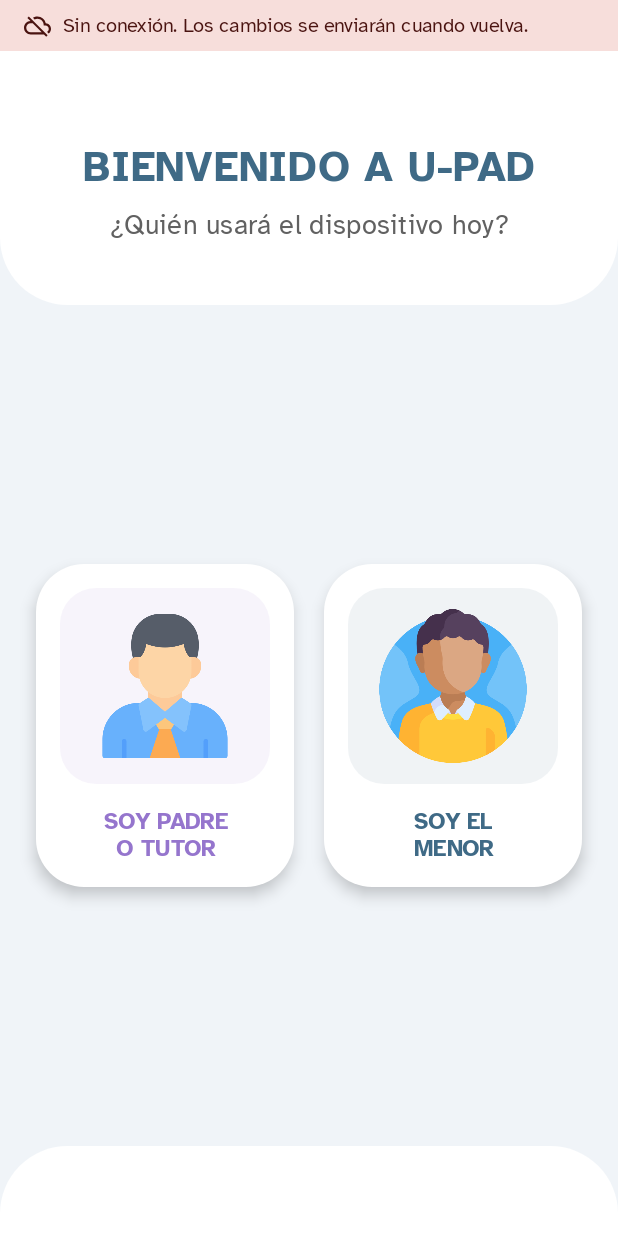
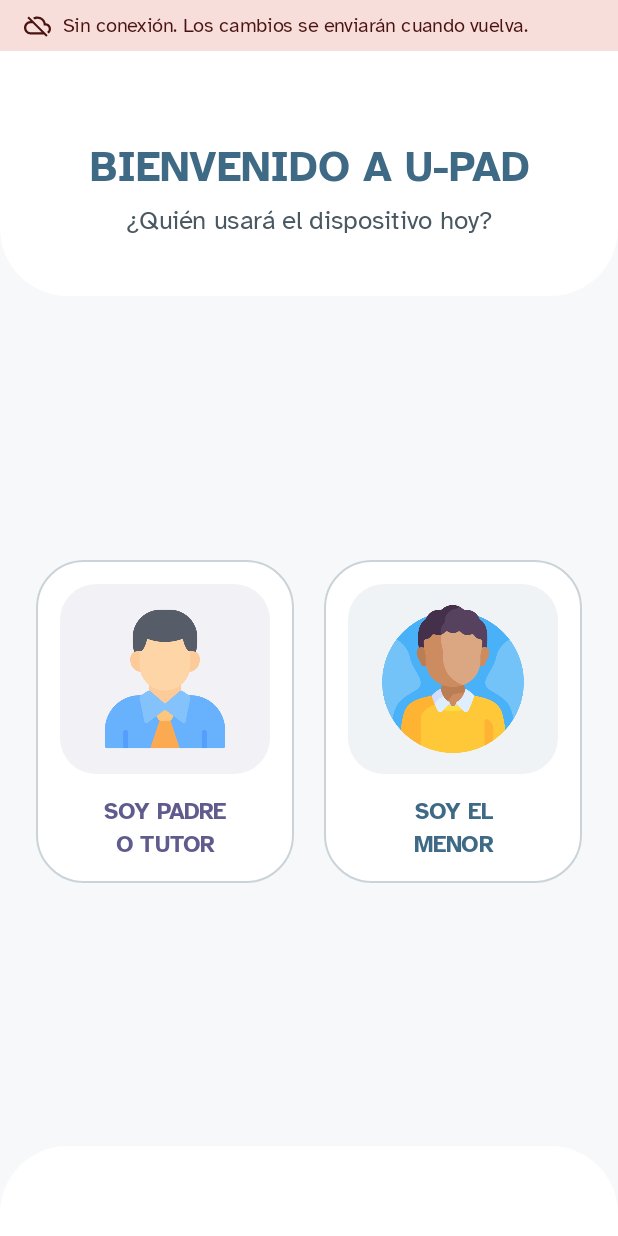
Before and after one commit to iTovarr/U-PAD, an Android app built with Jetpack Compose: the screen it shows after launch (MainActivity), on a phone screen of 412 x 824 dp. Run offline under Robolectric (Android 15) with nearby library versions, the phone set to English and light mode, and no system bars; our stand-ins replace Firebase (no records; nobody signed in at launch, a user with empty details on screens opened directly).

Commit message:
feat(auth): pasar la selección de rol al nuevo tema
La primera pantalla de la app (¿quién usará el dispositivo?) usa ahora la paleta y la escala tipográfica:

- Fondo y superficies de la paleta en lugar de blanco y gris azulado fijos, por lo que funciona en modo oscuro.
- La tarjeta del tutor usa el color terciario de la paleta en lugar de un morado fijo, y la del niño el primario.
- Las tarjetas se separan del fondo con un borde fino en lugar de una sombra de 6 dp.
- Los textos usan los estilos de la escala (título, cuerpo y etiqueta) en lugar de tamaños, pesos e interletrados escritos a mano.

```diff
--- a/app/src/main/java/com/example/upad/auth/RoleSelectionScreen.kt
+++ b/app/src/main/java/com/example/upad/auth/RoleSelectionScreen.kt
@@ -1,12 +1,11 @@
 package com.example.upad.auth
 
-import com.example.upad.ui.theme.LightBackground
-import com.example.upad.ui.theme.TextoSecundarioClaro
 import androidx.compose.ui.semantics.Role
 import androidx.compose.ui.res.stringResource
 import android.content.res.Configuration
 import androidx.compose.animation.core.animateFloatAsState
 import androidx.compose.animation.core.tween
+import androidx.compose.foundation.BorderStroke
 import androidx.compose.foundation.Image
 import androidx.compose.foundation.background
 import androidx.compose.foundation.clickable
@@ -40,8 +39,8 @@ fun RoleSelectionScreen(
     onRoleSelected: (String) -> Unit
 ) {
     val colorAzulTEA = MaterialTheme.colorScheme.primary
-    val colorFondoBase = LightBackground
-    val colorMoradoTutor = Color(0xFF9575CD)
+val colorFondoBase = MaterialTheme.colorScheme.background
+val colorMoradoTutor = MaterialTheme.colorScheme.tertiary
 
     val context = LocalContext.current
     val activity = context as? androidx.fragment.app.FragmentActivity
@@ -69,7 +68,7 @@ fun RoleSelectionScreen(
                 modifier = Modifier
                     .fillMaxWidth()
                     .clip(RoundedCornerShape(bottomStart = 45.dp, bottomEnd = 45.dp))
-                    .background(Color.White)
+                    .background(MaterialTheme.colorScheme.surfaceContainerLowest)
                     .padding(
                         top = if (isLandscape) 24.dp else 60.dp, // Volvemos a tus 60.dp originales en vertical
                         bottom = if (isLandscape) 20.dp else 40.dp, // Volvemos a tus 40.dp originales en vertical
@@ -80,19 +79,16 @@ fun RoleSelectionScreen(
             ) {
                 Text(
                     text = stringResource(id = R.string.welcome_title),
-                    fontSize = if (isLandscape) 24.sp else 28.sp,
-                    fontWeight = FontWeight.Black,
                     color = colorAzulTEA,
                     textAlign = TextAlign.Center,
-                    letterSpacing = 0.5.sp
+                    style = MaterialTheme.typography.headlineMedium
                 )
                 Spacer(modifier = Modifier.height(8.dp))
                 Text(
                     text = stringResource(id = R.string.role_question),
-                    fontSize = if (isLandscape) 15.sp else 18.sp,
-                    color = TextoSecundarioClaro,
-                    fontWeight = FontWeight.Medium,
-                    textAlign = TextAlign.Center
+                    color = MaterialTheme.colorScheme.onSurfaceVariant,
+                    textAlign = TextAlign.Center,
+                    style = MaterialTheme.typography.bodyLarge
                 )
             }
 
@@ -139,7 +135,7 @@ fun RoleSelectionScreen(
                         .fillMaxWidth()
                         .height(60.dp) // Volvemos a tus 60.dp originales
                         .clip(RoundedCornerShape(topStart = 45.dp, topEnd = 45.dp))
-                        .background(Color.White)
+                        .background(MaterialTheme.colorScheme.surfaceContainerLowest)
                 )
             }
         }
@@ -225,8 +221,8 @@ fun RoleOptionCard(
                 indication = null
             ) { onClick() },
         shape = RoundedCornerShape(32.dp), // Tus 32.dp originales
-        color = Color.White,
-        shadowElevation = 6.dp // Tus 6.dp originales
+color = MaterialTheme.colorScheme.surfaceContainerLowest,
+        border = BorderStroke(1.dp, MaterialTheme.colorScheme.outlineVariant)
     ) {
         Column(
             modifier = Modifier
@@ -257,12 +253,9 @@ fun RoleOptionCard(
 
             Text(
                 text = title,
-                fontSize = 15.sp, // Tus 15.sp originales
-                fontWeight = FontWeight.Black,
                 color = colorTheme,
                 textAlign = TextAlign.Center,
-                lineHeight = 18.sp, // Tus 18.sp originales
-                letterSpacing = 0.2.sp
+                style = MaterialTheme.typography.titleSmall
             )
         }
     }
```
